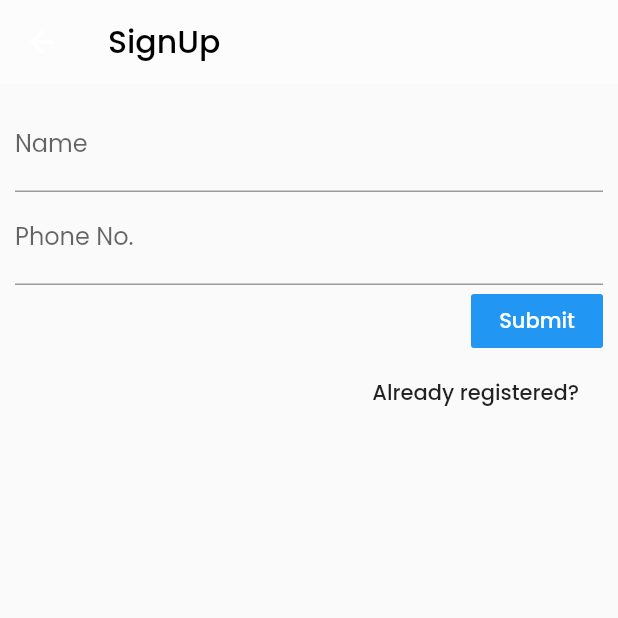
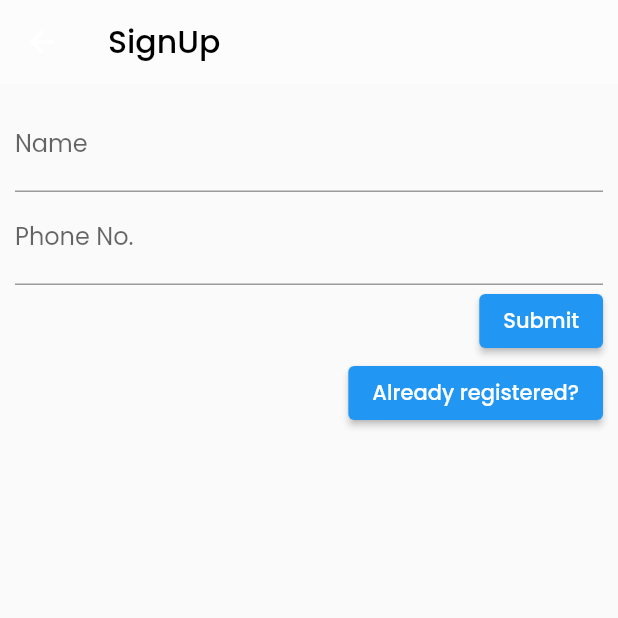
Before and after one commit to trendmate/app, a Flutter app: the SignUpPage screen opened by its route, after a tap on "Submit", on a phone screen of 412 x 824 dp, the top half of it. Run offline on Flutter 3.47's test engine with Material 2 defaults, Android fonts, the phone set to English and light mode, and no system bars; our stand-ins replace cached_network_image, carousel_slider, cloud_firestore, firebase_auth, firebase_core, fluttertoast and 1 more; missing offline and left inert: numeric_keyboard; accounts and stored records are empty.

Commit message:
phone auth firebase methods added, auth somewhat working

```diff
--- a/lib/pages/auth/signup_page.dart
+++ b/lib/pages/auth/signup_page.dart
@@ -1,15 +1,12 @@
 import 'package:flutter/material.dart';
 import 'package:trendmate/pages/auth/login_page.dart';
 import 'package:trendmate/pages/auth/otp_page.dart';
-import 'package:trendmate/pages/tabs_page.dart';
+import 'package:trendmate/services/firebase_methods.dart';
+import 'package:trendmate/utils/utils.dart';
 
 class SignUpPage extends StatefulWidget {
   const SignUpPage({Key? key}) : super(key: key);
   static const routeName = '/signup-page';
-  // final Function addUser;
-
-  // SignUpPage(this.addUser);
-
   @override
   State<SignUpPage> createState() => _SignUpPageState();
 }
@@ -19,7 +16,6 @@ class _SignUpPageState extends State<SignUpPage> {
   final _phoneController = TextEditingController();
 
   void _submitData() {
-    // print("Hello");
     final enteredName = _nameController.text;
     final enteredPhone = _phoneController.text;
 
@@ -27,11 +23,18 @@ class _SignUpPageState extends State<SignUpPage> {
       return;
     }
 
-    // print(enteredPhone);
-    // print(enteredName);
-    Navigator.pushReplacementNamed(context, OtpPage.routeName);
-    // send phone for opt validation and save new user if valid
-    // else display error
+    FirebaseMethods.instance.phoneAuth(
+        enteredPhone,
+        (credential) => null,
+        (e) => Utils.showToast("Error: $e"),
+        (verificationId, resendToken) => Navigator.push(
+            context,
+            MaterialPageRoute(
+                builder: (ctx) => OtpPage(
+                      verId: verificationId,
+                      name: enteredName,
+                      phone: enteredPhone,
+                    ))));
   }
 
   @override
@@ -75,7 +78,7 @@ class _SignUpPageState extends State<SignUpPage> {
                     onSubmitted: (_) => _submitData(),
                     // onChanged: (val) => amountInput = val,
                   ),
-                  FlatButton(
+                  ElevatedButton(
                       // onPressed: () {
                       //   // send values to user_transactions.dart
                       //   // print(_nameController.text);
@@ -83,12 +86,11 @@ class _SignUpPageState extends State<SignUpPage> {
                       //   _submitData;
                       // },
                       onPressed: _submitData,
-                      color: Theme.of(context).primaryColor,
                       child: Text(
                         'Submit',
                         style: TextStyle(color: Colors.white),
                       )),
-                  FlatButton(
+                  ElevatedButton(
                       onPressed: () => Navigator.of(context)
                           .pushReplacementNamed(LoginPage.routeName),
                       child: Text("Already registered?")),
--- a/lib/pages/boards/board_detail.dart
+++ b/lib/pages/boards/board_detail.dart
@@ -2,7 +2,6 @@ import 'package:flutter/cupertino.dart';
 import 'package:flutter/material.dart';
 import 'package:provider/provider.dart';
 import 'package:trendmate/providers/boards_provider.dart';
-import 'package:trendmate/providers/products_provider.dart';
 import 'package:trendmate/widgets/product_widget.dart';
 
 class BoardDetail extends StatefulWidget {
--- a/lib/widgets/product_widget.dart
+++ b/lib/widgets/product_widget.dart
@@ -1,6 +1,5 @@
 import 'package:flutter/material.dart';
 import 'package:provider/provider.dart';
-import 'package:trendmate/providers/boards_provider.dart';
 import 'package:trendmate/providers/products_provider.dart';
 
 class ProductWidget extends StatefulWidget {
@@ -17,7 +16,7 @@ class _ProductWidgetState extends State<ProductWidget> {
   @override
   Widget build(BuildContext context) {
     final productsProvider = Provider.of<ProductsProvider>(context);
-    final boardsProvider = Provider.of<BoardsProvider>(context);
+    // final boardsProvider = Provider.of<BoardsProvider>(context);
 
     return Card(
       child: Container(
```
Also changed, not shown: lib/main.dart (+6 -6 lines), lib/pages/auth/login_page.dart (+16 -16 lines), lib/pages/auth/otp_page.dart (+35 -15 lines), lib/providers/user_provider.dart (+12 -0 lines), lib/services/firebase_methods.dart (+12 -2 lines), lib/utils/utils.dart (+15 -1 lines), pubspec.yaml (+4 -4 lines), pubspec.lock.
